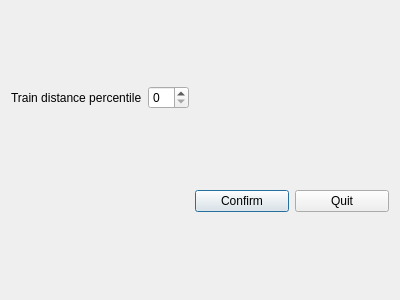
Old version of the form gui/MaskParametersGui.ui in the repository mistycheney/MouseBrainAtlas.
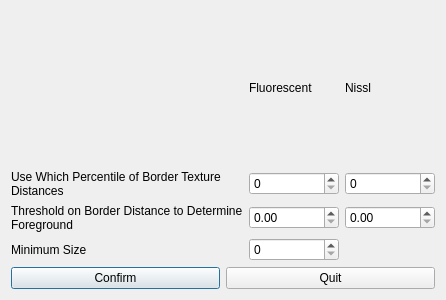
New version of the form.

Diff of the .ui file:
```diff
--- a/gui/MaskParametersGui.ui
+++ b/gui/MaskParametersGui.ui
@@ -6,7 +6,7 @@
    <rect>
     <x>0</x>
     <y>0</y>
-    <width>400</width>
+    <width>446</width>
     <height>300</height>
    </rect>
   </property>
@@ -14,28 +14,78 @@
    <string>Mask Detection Parameters</string>
   </property>
   <layout class="QGridLayout" name="gridLayout_2">
-   <item row="0" column="0">
+   <item row="0" column="0" colspan="2">
     <layout class="QGridLayout" name="gridLayout">
-     <item row="0" column="0">
+     <item row="3" column="2">
+      <widget class="QSpinBox" name="spinBox_minSize">
+       <property name="maximum">
+        <number>10000</number>
+       </property>
+      </widget>
+     </item>
+     <item row="0" column="3">
+      <widget class="QLabel" name="label_7">
+       <property name="text">
+        <string>Nissl</string>
+       </property>
+      </widget>
+     </item>
+     <item row="0" column="2">
+      <widget class="QLabel" name="label_6">
+       <property name="text">
+        <string>Fluorescent</string>
+       </property>
+      </widget>
+     </item>
+     <item row="1" column="3">
+      <widget class="QSpinBox" name="spinBox_trainDistPercentile_nissl"/>
+     </item>
+     <item row="1" column="2">
+      <widget class="QSpinBox" name="spinBox_trainDistPercentile_fluoro"/>
+     </item>
+     <item row="2" column="3">
+      <widget class="QDoubleSpinBox" name="spinBox_chi2Threshold_nissl"/>
+     </item>
+     <item row="2" column="0" colspan="2">
+      <widget class="QLabel" name="label_2">
+       <property name="text">
+        <string>Threshold on Border Distance to Determine Foreground</string>
+       </property>
+       <property name="wordWrap">
+        <bool>true</bool>
+       </property>
+      </widget>
+     </item>
+     <item row="1" column="0" colspan="2">
       <widget class="QLabel" name="label">
        <property name="text">
-        <string>Train distance percentile</string>
+        <string>Use Which Percentile of Border Texture Distances</string>
        </property>
+       <property name="wordWrap">
+        <bool>true</bool>
+       </property>
       </widget>
      </item>
-     <item row="0" column="1">
-      <widget class="QSpinBox" name="spinBox_trainDistPercentile"/>
+     <item row="2" column="2">
+      <widget class="QDoubleSpinBox" name="spinBox_chi2Threshold_fluoro"/>
+     </item>
+     <item row="3" column="0">
+      <widget class="QLabel" name="label_3">
+       <property name="text">
+        <string>Minimum Size</string>
+       </property>
+      </widget>
      </item>
     </layout>
    </item>
-   <item row="1" column="1">
+   <item row="1" column="0">
     <widget class="QPushButton" name="button_confirmMaskParameters">
      <property name="text">
       <string>Confirm</string>
      </property>
     </widget>
    </item>
-   <item row="1" column="2">
+   <item row="1" column="1">
     <widget class="QPushButton" name="button_closeMaskParameters">
      <property name="text">
       <string>Quit</string>
```
